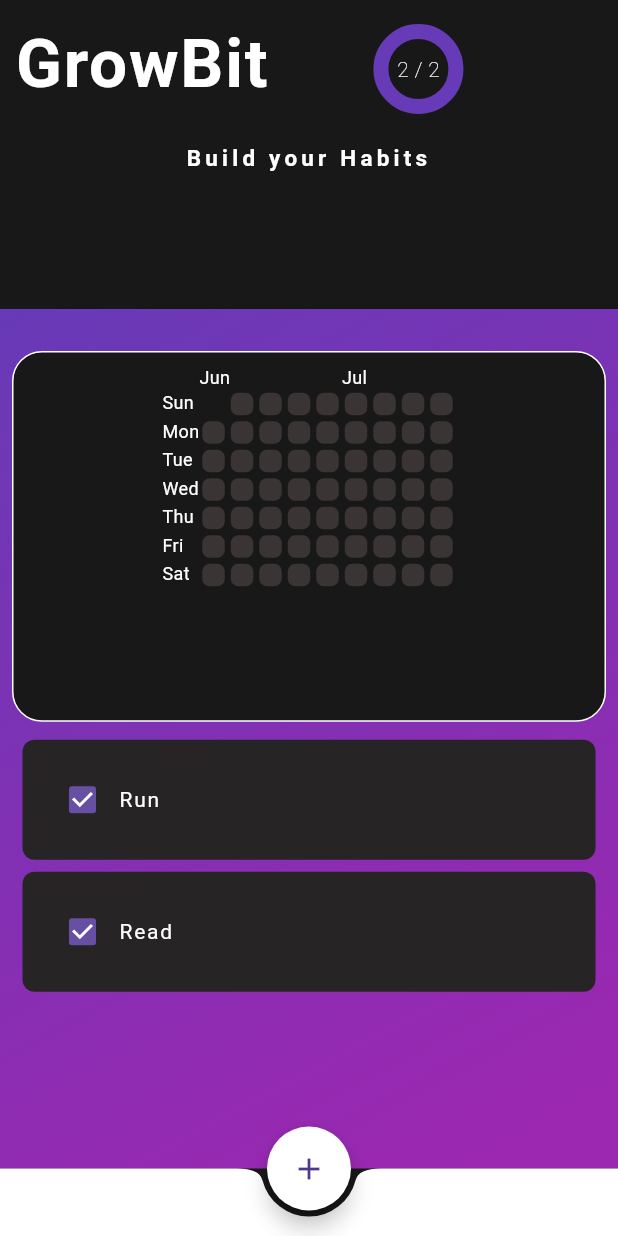
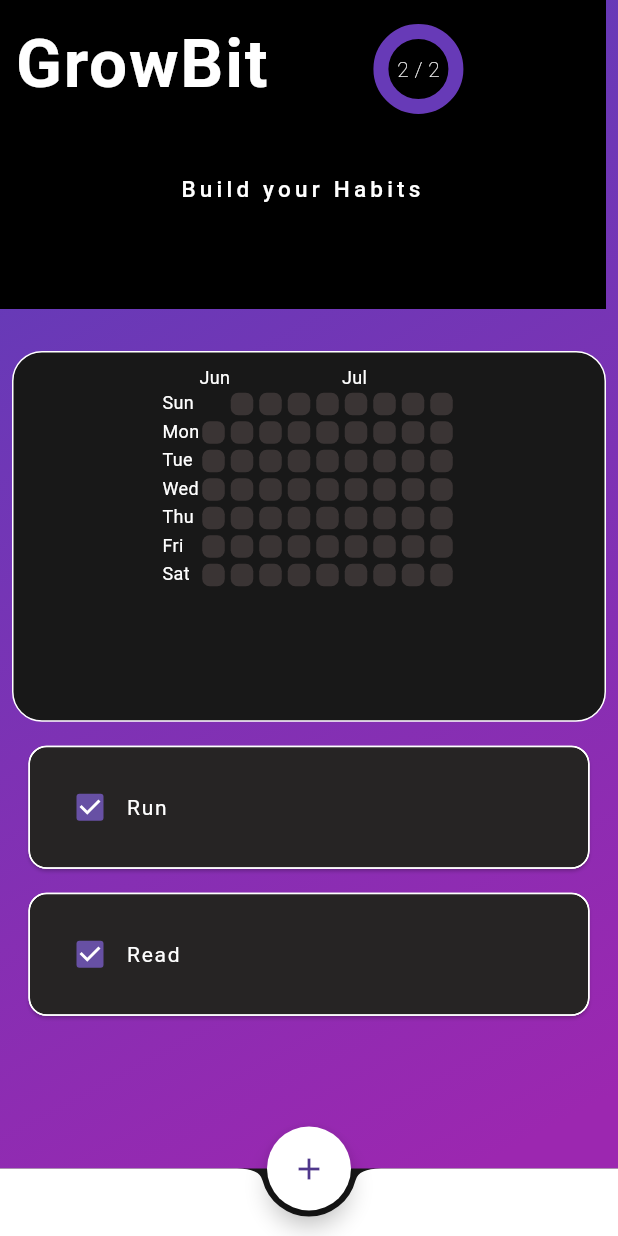
Before and after one commit to TsalemisIasonas/GrowBit, a Flutter app: the screen it shows after launch, on a phone screen of 412 x 824 dp. Run offline on Flutter 3.47's test engine with Material 3 defaults, Android fonts, the phone set to English and light mode, and no system bars; drawn by our look-alikes of fl_chart, flutter_heatmap_calendar, flutter_slidable; our stand-ins replace hive_flutter; accounts and stored records are empty.

Commit message:
fix todotile widget

```diff
--- a/lib/components/habit_tile.dart
+++ b/lib/components/habit_tile.dart
@@ -23,6 +23,19 @@ class HabitTile extends StatelessWidget {
   Widget build(BuildContext context) {
     return Padding(
       padding: const EdgeInsets.only(top: 4.0, bottom: 4.0, left: 15, right: 15),
+      child: Card(
+        shape: RoundedRectangleBorder(
+          borderRadius: BorderRadius.circular(12),
+          side: const BorderSide(color: Colors.white),
+        ),
+        child: ClipRRect(
+          borderRadius: BorderRadius.circular(12),
+          child: Container(
+            decoration: BoxDecoration(
+              color: const Color.fromARGB(255, 38, 36, 36),
+              border: BoxBorder.all(color: Colors.white),
+              borderRadius: BorderRadius.circular(12)
+            ),
             child: Slidable(
               endActionPane: ActionPane(
                 motion: const ScrollMotion(),
@@ -33,7 +46,7 @@ class HabitTile extends StatelessWidget {
                     foregroundColor: Colors.white,
                     icon: Icons.delete,
                     label: 'Delete',
-              borderRadius: BorderRadius.circular(12),
+                    borderRadius: BorderRadius.circular(0),
                   ),
                   SlidableAction(
                     onPressed: settingsTapped,
@@ -41,7 +54,7 @@ class HabitTile extends StatelessWidget {
                     foregroundColor: Colors.white,
                     icon: Icons.settings,
                     label: 'Settings',
-              borderRadius: BorderRadius.circular(12),
+                    borderRadius: const BorderRadius.only(topRight: Radius.circular(12), bottomRight: Radius.circular(12)),
                   ),
                 ],
               ),
@@ -49,7 +62,7 @@ class HabitTile extends StatelessWidget {
                 padding: const EdgeInsets.all(16.0),
                 decoration: BoxDecoration(
                   color: const Color.fromARGB(255, 38, 36, 36),
-            borderRadius: BorderRadius.circular(8),
+                  borderRadius: BorderRadius.circular(12),
                 ),
                 child: Row(
                   children: [
@@ -66,6 +79,9 @@ class HabitTile extends StatelessWidget {
                 ),
               ),
             ),
+          ),
+        ),
+      ),
     );
   }
 }
--- a/lib/pages/homepage.dart
+++ b/lib/pages/homepage.dart
@@ -111,12 +111,14 @@ class _HomePageState extends State<HomePage> {
         ),
         child: Column(
           children: [
-              Container(
+              Padding(
+                padding: const EdgeInsets.only(right: 8.0),
+                child: Container(
                   height: MediaQuery.of(context).size.height * 0.25,
                   width: double.infinity,
                   padding: const EdgeInsets.all(10),
                   decoration: BoxDecoration(
-                  color: backgroundColor,
+                    color: Colors.black,
                   ),
                   child: Column(
                     crossAxisAlignment: CrossAxisAlignment.start,
@@ -138,7 +140,7 @@ class _HomePageState extends State<HomePage> {
                       ),
 
                       SizedBox(
-                        height: MediaQuery.of(context).size.height * 0.025),
+                          height: MediaQuery.of(context).size.height * 0.05),
                       const Center(
                         child: Text(
                           "Build your Habits",
@@ -146,12 +148,13 @@ class _HomePageState extends State<HomePage> {
                           style: TextStyle(
                             fontSize: 15,
                             color: Colors.white,
-                          fontWeight: FontWeight.w700,
+                            fontWeight: FontWeight.w500,
                             letterSpacing: 2.8,
                           ),
                         ),
                       ),
                     ],
+                  ),
                 ),
               ),
 
```
Lines whose indentation alone changed are shown as unchanged.
